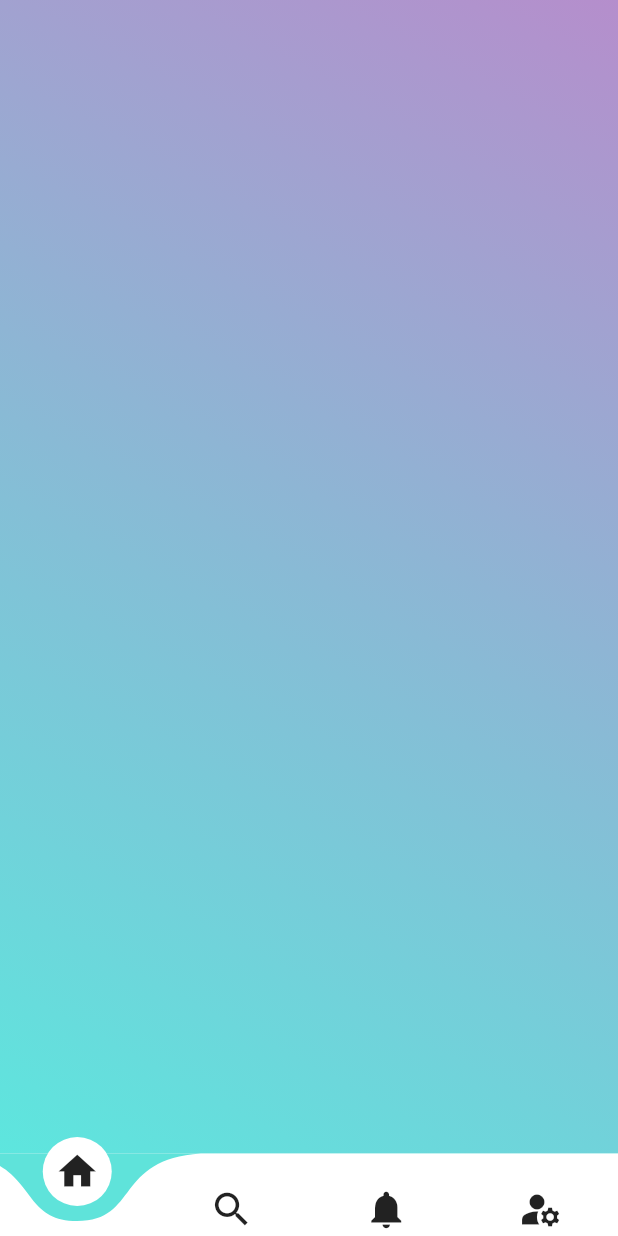
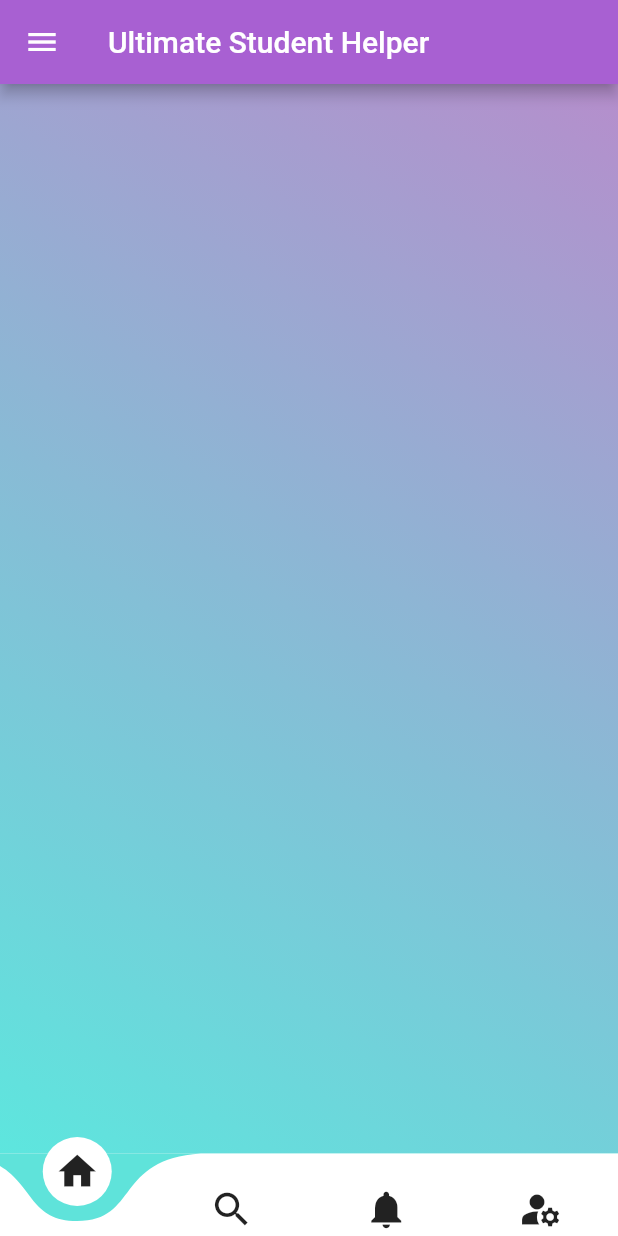
Before and after one commit to vsdhaliwal/student_helper_app, a Flutter app: the screen it shows after launch, on a phone screen of 412 x 824 dp. Run offline on Flutter 3.47's test engine with Material 2 defaults, Android fonts, the phone set to English and light mode, and no system bars; drawn by our look-alikes of curved_navigation_bar.

Commit message:
Side Bar Added & optimized Overall

```diff
--- a/lib/homescreen/homepage.dart
+++ b/lib/homescreen/homepage.dart
@@ -1,3 +1,5 @@
+// ignore_for_file: unused_field
+
 import 'package:flutter/material.dart';
 import 'package:curved_navigation_bar/curved_navigation_bar.dart';
 
@@ -9,7 +11,7 @@ class HomePage extends StatefulWidget {
 }
 
 class _HomePageState extends State<HomePage> {
-  int _selectedIndex = 0;
+  final int _selectedIndex = 0;
 
   static const TextStyle optionStyle =
       TextStyle(fontSize: 30, fontWeight: FontWeight.bold);
@@ -32,18 +34,74 @@ class _HomePageState extends State<HomePage> {
     ),
   ];
 
-  void _onItemTapped(int index) {
-    setState(() {
-      _selectedIndex = index;
-    });
-  }
-
   @override
   Widget build(BuildContext context) {
     return Scaffold(
+      appBar: AppBar(
+        title: const Text('Ultimate Student Helper'),
+        backgroundColor: const Color(0xffa860d2),
+      ),
+      drawer: Drawer(
+        child: Column(
+          children: <Widget>[
+            Container(
+              width: double.infinity,
+              padding: const EdgeInsets.all(20),
+              color: const Color(0xffa860d2),
+              child: Center(
+                child: Column(children: <Widget>[
+                  Container(
+                    width: 100,
+                    height: 100,
+                    margin: const EdgeInsets.only(
+                      top: 30,
+                    ),
+                    decoration: const BoxDecoration(
+                      shape: BoxShape.circle,
+                      image: DecorationImage(
+                          image: NetworkImage(
+                            'https://avatarfiles.alphacoders.com/193/193124.jpg',
+                          ),
+                          fit: BoxFit.fill),
+                    ),
+                  ),
+                  const Text(
+                    'Mr. Tester',
+                    style: TextStyle(fontSize: 22, color: Colors.white),
+                  ),
+                  const Text(
+                    'tester@stu_app.org',
+                    style: TextStyle(fontSize: 22, color: Colors.white),
+                  ),
+                ]),
+              ),
+            ),
+            const ListTile(
+              leading: Icon(Icons.forum),
+              title: Text('Chats'),
+            ),
+            const ListTile(
+              leading: Icon(Icons.volunteer_activism),
+              title: Text('Sharing ♥'),
+            ),
+            const ListTile(
+              leading: Icon(Icons.notifications),
+              title: Text('Notifications'),
+            ),
+            const ListTile(
+              leading: Icon(Icons.settings),
+              title: Text('Settings'),
+            ),
+            const ListTile(
+              leading: Icon(Icons.support_agent),
+              title: Text('Support Team'),
+            ),
+          ],
+        ),
+      ),
       body: Center(
         child: Container(
-          decoration: BoxDecoration(
+          decoration: const BoxDecoration(
             gradient: LinearGradient(
               begin: Alignment.topRight,
               end: Alignment.bottomLeft,
@@ -56,9 +114,9 @@ class _HomePageState extends State<HomePage> {
         ),
       ),
       bottomNavigationBar: CurvedNavigationBar(
-        backgroundColor: Color(0xFF5fe3da),
+        backgroundColor: const Color(0xFF5fe3da),
         height: 55.0,
-        items: <Widget>[
+        items: const <Widget>[
           Icon(Icons.home, size: 30),
           Icon(Icons.search, size: 30),
           Icon(Icons.notifications, size: 30),
@@ -67,9 +125,7 @@ class _HomePageState extends State<HomePage> {
         onTap: (index) {
           //Handle button tap
         },
-
       ),
-
     );
   }
 }
--- a/lib/main.dart
+++ b/lib/main.dart
@@ -10,7 +10,7 @@ class MyApp extends StatelessWidget {
 
   @override
   Widget build(BuildContext context) {
-    return MaterialApp(
+    return const MaterialApp(
       debugShowCheckedModeBanner: false,
       home: HomePage(),
     );
```
